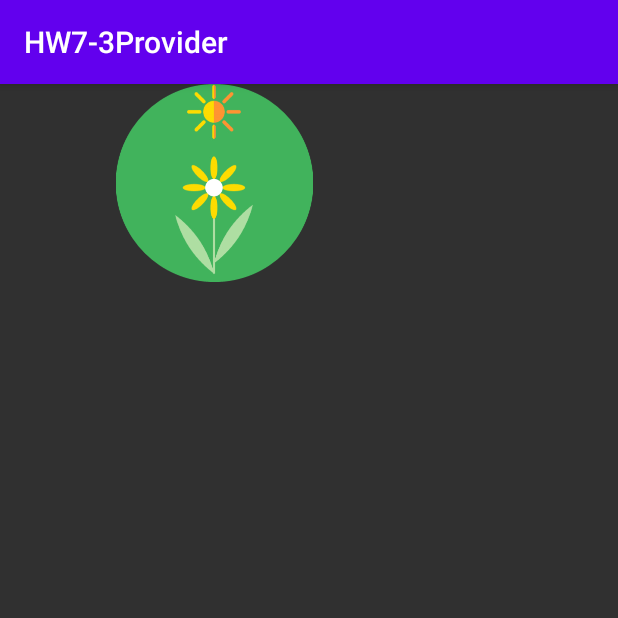
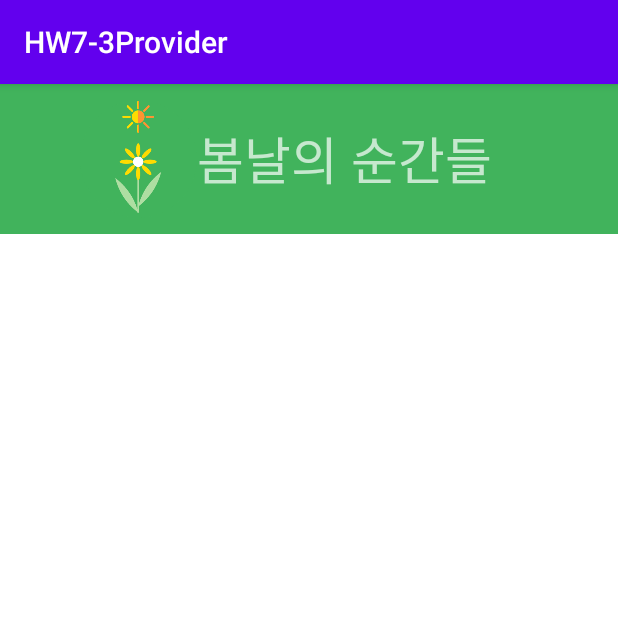
Before and after one commit to Park-kxng/Android_provider, an Android app: the MomentsOfTheSeason screen opened directly, with no data from a screen before it, on a phone screen of 412 x 824 dp, the top half of it. Run offline under Robolectric (Android 15) with nearby library versions, the light colour scheme and no system bars; 3 statements that could not run were skipped.

Commit message:
디자인 추가

```diff
--- a/app/src/main/res/layout/activity_moments_of_the_season.xml
+++ b/app/src/main/res/layout/activity_moments_of_the_season.xml
@@ -8,14 +8,34 @@
     android:orientation="vertical"
     tools:context=".MomentsOfTheSeason">
 
-    <ImageView
-        android:id="@+id/imageView"
-        android:layout_width="286dp"
-        android:layout_height="132dp"
-        app:srcCompat="@drawable/spring" />
+    <LinearLayout
+        android:layout_width="match_parent"
+        android:layout_height="wrap_content"
+        android:background="#41B35C"
+        android:gravity="center"
+        android:orientation="horizontal">
+
+        <ImageView
+            android:id="@+id/imageView"
+            android:layout_width="78dp"
+            android:layout_height="100dp"
+            app:srcCompat="@drawable/spring" />
+
+        <TextView
+            android:id="@+id/textView"
+            android:layout_width="wrap_content"
+            android:layout_height="wrap_content"
+            android:layout_marginRight="30dp"
+            android:fontFamily="@font/cafe24bold"
+            android:text="봄날의 순간들"
+            android:textSize="34sp" />
+    </LinearLayout>
 
     <androidx.recyclerview.widget.RecyclerView
         android:id="@+id/recyclerView"
         android:layout_width="match_parent"
-        android:layout_height="match_parent" />
+        android:layout_height="match_parent"
+        android:background="@color/white" >
+
+    </androidx.recyclerview.widget.RecyclerView>
 </LinearLayout>
```
